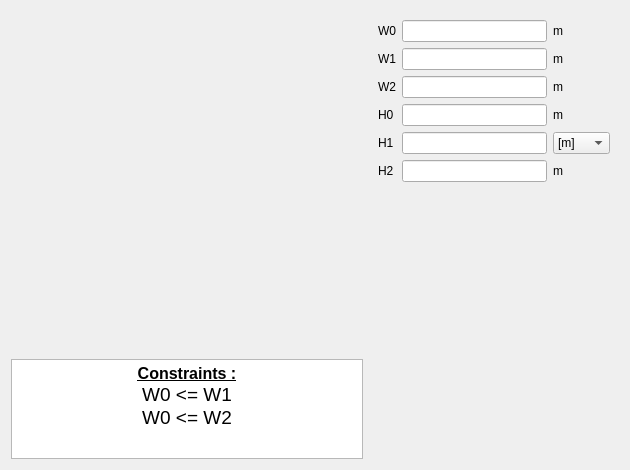
Before: the Qt Designer form pyleecan/GUI/Dialog/DMachineSetup/SWSlot/PWSlot10/PWSlot10.ui in Eomys/pyleecan, drawn with Qt 5.
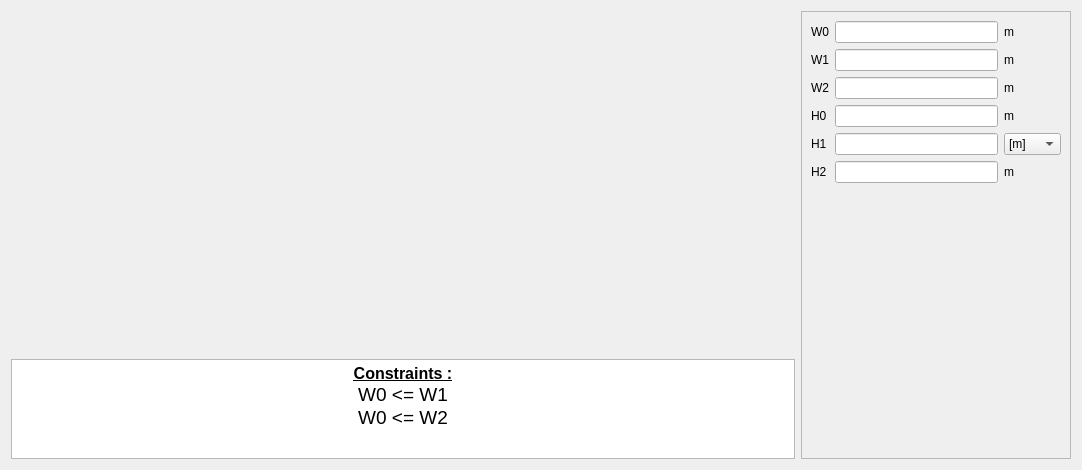
After: the same form once the commit is applied. Icons and pictures are not drawn. Custom widgets are drawn as their Qt base class.

Commit message: [CO] Scroll widget for right column

Diff of the .ui file:
```diff
--- a/pyleecan/GUI/Dialog/DMachineSetup/SWSlot/PWSlot10/PWSlot10.ui
+++ b/pyleecan/GUI/Dialog/DMachineSetup/SWSlot/PWSlot10/PWSlot10.ui
@@ -6,7 +6,7 @@
    <rect>
     <x>0</x>
     <y>0</y>
-    <width>630</width>
+    <width>1082</width>
     <height>470</height>
    </rect>
   </property>
@@ -87,18 +87,30 @@
     </layout>
    </item>
    <item>
-    <widget class="QWidget" name="widget" native="true">
+    <widget class="QScrollArea" name="scrollArea">
      <property name="minimumSize">
       <size>
-       <width>250</width>
+       <width>270</width>
        <height>0</height>
       </size>
      </property>
      <property name="maximumSize">
       <size>
-       <width>250</width>
+       <width>270</width>
        <height>16777215</height>
       </size>
+     </property>
+     <property name="widgetResizable">
+      <bool>true</bool>
+     </property>
+     <widget class="QWidget" name="scrollAreaWidgetContents">
+      <property name="geometry">
+       <rect>
+        <x>0</x>
+        <y>0</y>
+        <width>268</width>
+        <height>446</height>
+       </rect>
      </property>
      <layout class="QVBoxLayout" name="verticalLayout">
       <item>
@@ -236,6 +248,7 @@
        <widget class="WWSlotOut" name="w_out" native="true"/>
       </item>
      </layout>
+     </widget>
     </widget>
    </item>
   </layout>
```
Lines whose indentation alone changed are shown as unchanged. The commit also changes 84 other files.
